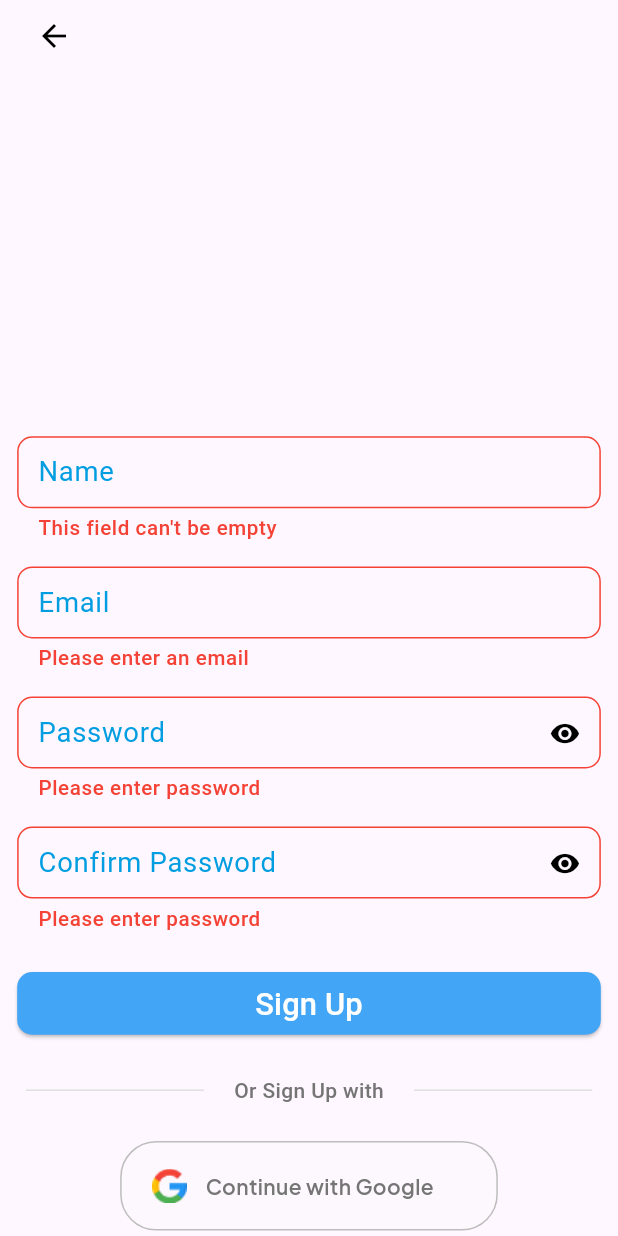
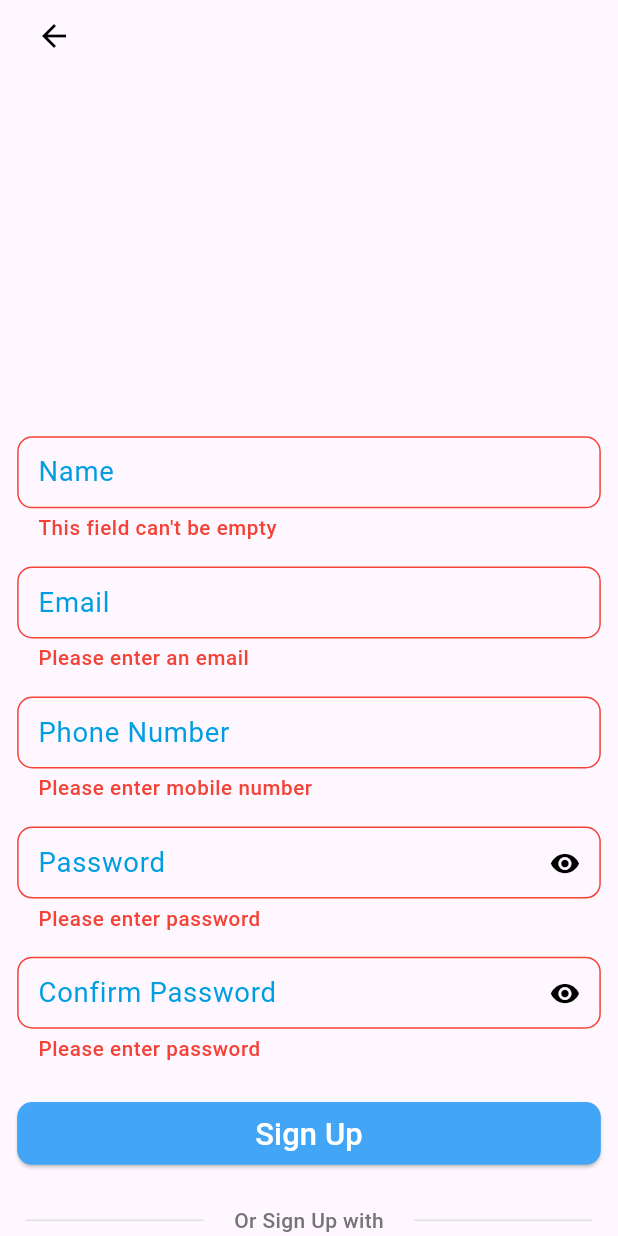
Before and after one commit to anwin-kp/comments_app_flutter, a Flutter app: the SignUpScreen screen opened directly, after a tap on "Sign Up", on a phone screen of 412 x 824 dp. Run offline on Flutter 3.47's test engine with Material 3 defaults, Android fonts, the phone set to English and light mode, and no system bars; our stand-ins replace another_flushbar, double_back_to_close_app, firebase_auth, firebase_core, flutter_screenutil, flutter_spinkit and 2 more; missing offline and left inert: mqtt_client; accounts and stored records are empty.

```diff
--- a/lib/shared/constants/constants.dart
+++ b/lib/shared/constants/constants.dart
@@ -34,8 +34,10 @@ class Constants {
   static const String privacyTitle3Text = '  and';
   static const String privacyTitle4Text = ' Conditions of Use';
 
-  //! Login Page constants
+  //! Sign Up Page constants
   static const String nameText = 'Name';
+  static const String phoneNumberText = 'Phone Number';
+  static const String enterPhoneNumberText = 'Enter your phone number';
   static const String enterYourNameText = 'Enter your name';
   static const String confirmPasswordText = 'Confirm Password';
   static const String orSignUpWithText = 'Or Sign Up with';
@@ -70,6 +72,8 @@ class Constants {
   static const String fieldCantBeEmptyText = 'This field can\'t be empty';
   static const String enterValidMobileNumberText =
       'Please enter valid mobile number';
+  static const String mobileNumberShouldBe10Text =
+      'Phone number should be 10 digits';
   static const String valueCannotBeEmpty = 'Value cannot be empty';
   static const String enterValidEmailText = 'Please enter a valid email';
   static const String enterEmailText = 'Please enter an email';
--- a/lib/shared/helper/utility.dart
+++ b/lib/shared/helper/utility.dart
@@ -46,6 +46,8 @@ class Utility {
       return Constants.enterMobileNumberText;
     } else if (!regExp.hasMatch(value)) {
       return Constants.enterValidMobileNumberText;
+    } else if (value.length != 10) {
+      return Constants.mobileNumberShouldBe10Text;
     }
     return null;
   }
--- a/lib/views/signup_screen.dart
+++ b/lib/views/signup_screen.dart
@@ -20,6 +20,7 @@ class SignUpScreen extends StatefulWidget {
 class _SignUpScreenState extends State<SignUpScreen> {
   final TextEditingController _emailController = TextEditingController();
   final TextEditingController _nameController = TextEditingController();
+  final TextEditingController _mobileNumController = TextEditingController();
   final GlobalKey<FormState> _signupFormKey = GlobalKey<FormState>();
   final TextEditingController _passwordController = TextEditingController();
   final TextEditingController _confirmPasswordController =
@@ -76,6 +77,19 @@ class _SignUpScreenState extends State<SignUpScreen> {
                       hintText: Constants.enterYourEmailText,
                       validator: (value) {
                         return _utility.validateEmail(value!);
+                      },
+                    ),
+                    SizedBox(
+                      height: 10.h,
+                    ),
+                    CustomTextFormField(
+                      controller: _mobileNumController,
+                      textInputType: TextInputType.phone,
+                      isPassword: false,
+                      labelText: Constants.phoneNumberText,
+                      hintText: Constants.enterPhoneNumberText,
+                      validator: (value) {
+                        return _utility.validateMobile(value!);
                       },
                     ),
                     SizedBox(
--- a/pubspec.yaml
+++ b/pubspec.yaml
@@ -18,6 +18,8 @@ dependencies:
   flutter_spinkit: ^5.2.0
   google_fonts: ^6.1.0
   double_back_to_close_app: ^2.1.0
+  firebase_core: ^2.24.2
+  firebase_auth: ^4.16.0
 
 dev_dependencies:
   flutter_test:
```
Also changed, not shown: lib/main.dart (+6 -1 lines), lib/shared/services/firebase_services.dart (added, +29 -0 lines), lib/firebase_options.dart (added), pubspec.lock, 8 other files.
